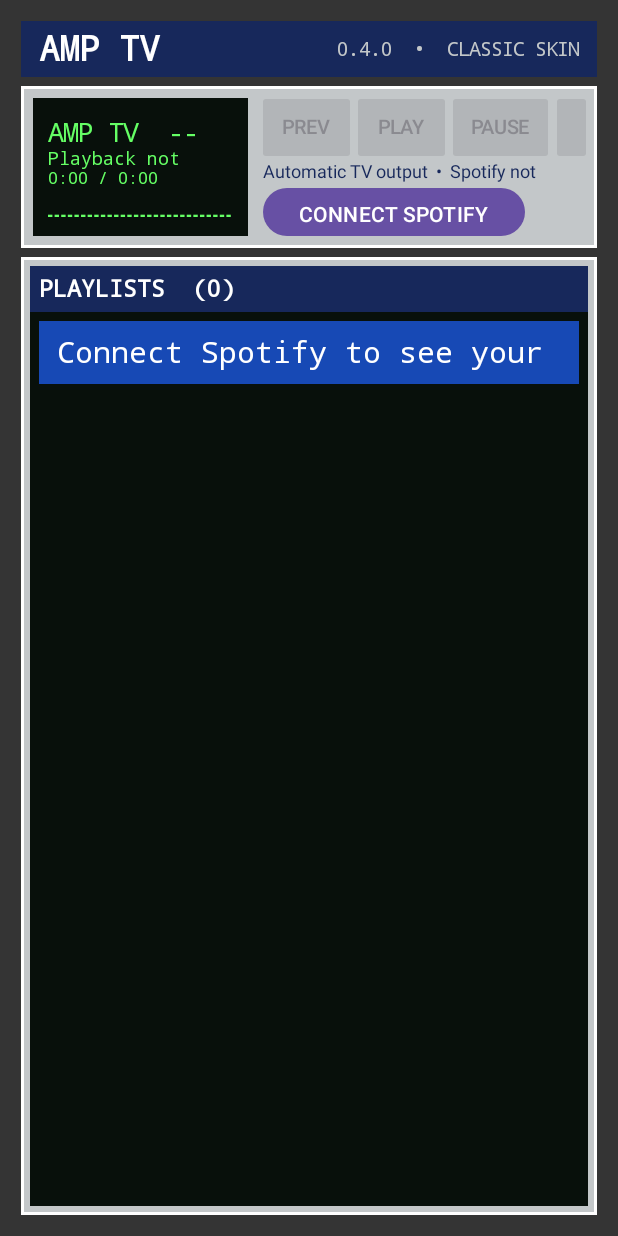
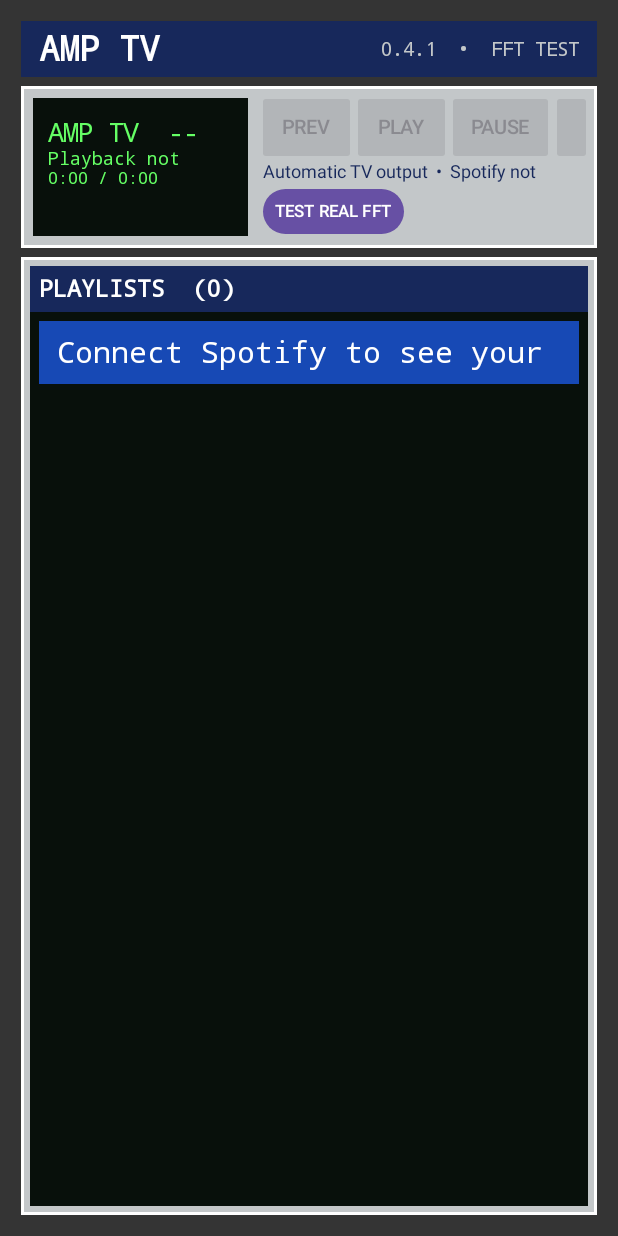
Before and after one commit to diegodangers/AmpTV, an Android app built with Jetpack Compose: the MainActivity screen opened directly, with no data from a screen before it, on a phone screen of 412 x 824 dp. Run offline under Robolectric (Android 15) with nearby library versions, the phone set to English and light mode, and no system bars.

Commit message:
Test Android real FFT spectrum with runtime permission and no simulated fallback

```diff
--- a/app/src/main/java/io/aviaterra/amptv/MainActivity.kt
+++ b/app/src/main/java/io/aviaterra/amptv/MainActivity.kt
@@ -1,6 +1,11 @@
 package io.aviaterra.amptv
 
 import android.os.Bundle
+import android.Manifest
+import android.content.pm.PackageManager
+import androidx.core.content.ContextCompat
+import androidx.activity.compose.rememberLauncherForActivityResult
+import androidx.activity.result.contract.ActivityResultContracts
 import kotlinx.coroutines.launch
 import kotlinx.coroutines.delay
 import androidx.compose.foundation.Canvas
@@ -53,6 +58,18 @@ fun AmpTVScreen() {
     var playbackBusy by remember { mutableStateOf(false) }
     var nowPlaying by remember { mutableStateOf<NowPlaying?>(null) }
     var visualTick by remember { mutableIntStateOf(0) }
+    val spectrum = remember { AudioSpectrum() }
+    var fftStatus by remember { mutableStateOf("FFT not tested") }
+    val permissionLauncher = rememberLauncherForActivityResult(ActivityResultContracts.RequestPermission()) { granted ->
+        if (granted) { spectrum.start(); fftStatus = spectrum.status }
+        else fftStatus = "FFT permission denied"
+    }
+    DisposableEffect(Unit) { onDispose { spectrum.stop() } }
+    LaunchedEffect(Unit) {
+        if (ContextCompat.checkSelfPermission(context, Manifest.permission.RECORD_AUDIO) == PackageManager.PERMISSION_GRANTED) {
+            spectrum.start(); fftStatus = spectrum.status
+        }
+    }
     LaunchedEffect(auth.hasSession()) {
         if (auth.hasSession()) while (true) {
             try { nowPlaying = withContext(Dispatchers.IO) { api.nowPlaying() } }
@@ -121,7 +138,7 @@ fun AmpTVScreen() {
         Row(Modifier.fillMaxWidth().background(navy).padding(horizontal = 12.dp, vertical = 5.dp), verticalAlignment = Alignment.CenterVertically) {
             Text("AMP TV", color = Color.White, fontSize = 23.sp, fontWeight = FontWeight.Black, fontFamily = FontFamily.Monospace)
             Spacer(Modifier.weight(1f))
-            Text("0.4.0  •  CLASSIC SKIN", color = silver, fontSize = 13.sp, fontFamily = FontFamily.Monospace)
+            Text("0.4.1  •  FFT TEST", color = silver, fontSize = 13.sp, fontFamily = FontFamily.Monospace)
         }
         Row(Modifier.fillMaxWidth().height(108.dp).border(2.dp, Color.White).background(silver).padding(8.dp), horizontalArrangement = Arrangement.spacedBy(10.dp)) {
             Column(Modifier.weight(1f).fillMaxHeight().background(screen).padding(10.dp), verticalArrangement = Arrangement.Center) {
@@ -136,8 +153,8 @@ fun AmpTVScreen() {
                     val bars = 28
                     val width = size.width / (bars * 1.5f)
                     for (i in 0 until bars) {
-                        val wave = (sin(tick * 0.37 + i * 0.82) + sin(tick * 0.21 + i * 1.39) + 2.0) / 4.0
-                        val height = if (nowPlaying?.playing == true) (size.height * (0.15 + 0.85 * wave)).toFloat() else size.height * 0.08f
+                        val wave = spectrum.bands.getOrElse(i) { 0f }
+                        val height = size.height * wave
                         drawRect(green, topLeft = Offset(i * size.width / bars, size.height - height), size = Size(width, height))
                     }
                 }
@@ -167,6 +184,15 @@ fun AmpTVScreen() {
 
                 }
                 Text("${device?.name ?: "Automatic TV output"}  •  $authStatus", color = navy, fontSize = 12.sp, maxLines = 1)
+                if (fftStatus != "Real FFT active") {
+                    Button(onClick = {
+                        if (ContextCompat.checkSelfPermission(context, Manifest.permission.RECORD_AUDIO) == PackageManager.PERMISSION_GRANTED) {
+                            spectrum.start(); fftStatus = spectrum.status
+                        } else permissionLauncher.launch(Manifest.permission.RECORD_AUDIO)
+                    }, modifier = Modifier.height(30.dp), contentPadding = PaddingValues(horizontal = 8.dp, vertical = 0.dp)) {
+                        Text("TEST REAL FFT", fontSize = 11.sp)
+                    }
+                }
                 if (!auth.hasSession()) {
                     Button(onClick = { auth.signIn({ authStatus = it }, { reload++ }) }, modifier = Modifier.height(35.dp)) { Text("CONNECT SPOTIFY") }
                 }
```
